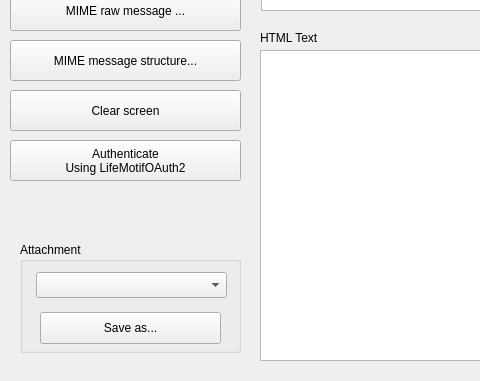
Old version of the form src/desktop/main_window.ui in the repository chwnam/lifemotif-desktop; both pictures show x 0 to 480 and y 399 to 780 of the 1024 by 780 pixel window.
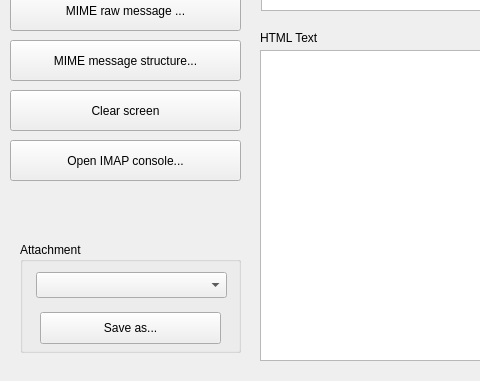
New version of the form. Icons and pictures are not drawn. Custom widgets are drawn as their Qt base class.

Commit message: IMAP 도입

Patch:
```diff
--- a/src/desktop/main_window.ui
+++ b/src/desktop/main_window.ui
@@ -307,8 +307,7 @@
      </rect>
     </property>
     <property name="text">
-     <string>Authenticate
-Using LifeMotifOAuth2</string>
+     <string>Open IMAP console...</string>
     </property>
    </widget>
   </widget>
```
Left out of the diff: 4 changed lines with no effect on the pictures. The commit also changes 23 other files.
